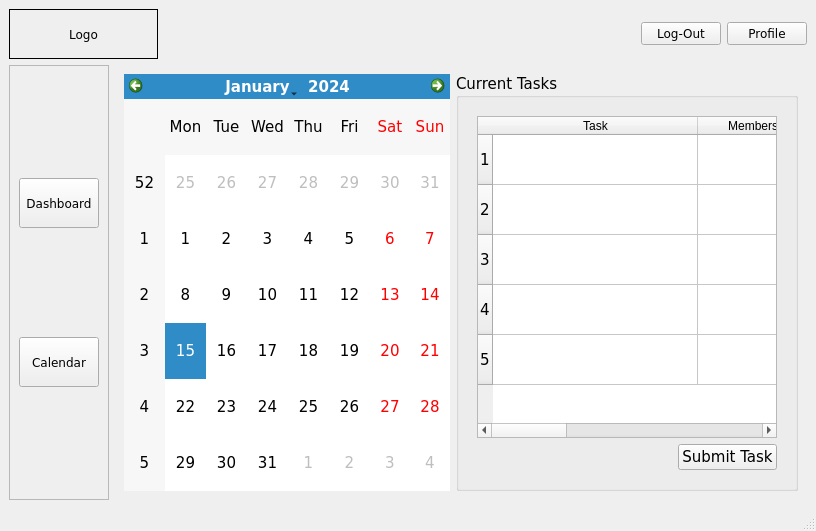
First picture: the form in CLOCKWORK_SEMESTER/dashboard_employee_updated.ui, repository AmielJohnPadasay/ClockWork, before the edit.
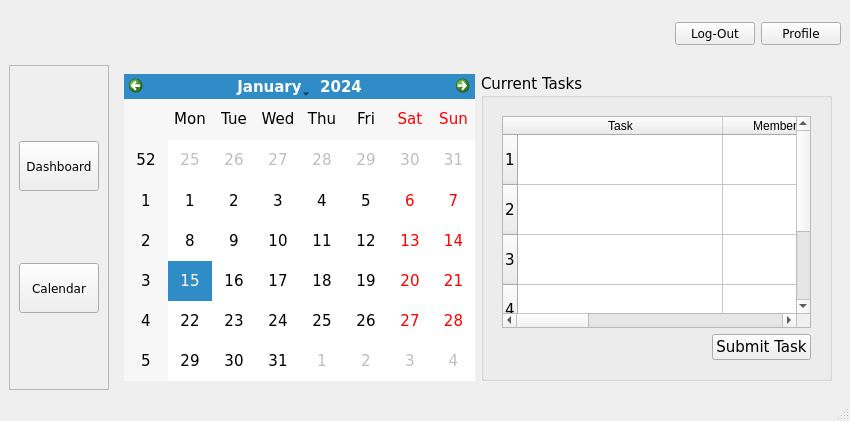
Second picture: the form after the edit. Icons and pictures are not drawn.

Diff of the .ui file:
```diff
--- a/CLOCKWORK_SEMESTER/dashboard_employee_updated.ui
+++ b/CLOCKWORK_SEMESTER/dashboard_employee_updated.ui
@@ -6,8 +6,8 @@
    <rect>
     <x>0</x>
     <y>0</y>
-    <width>804</width>
-    <height>531</height>
+    <width>850</width>
+    <height>421</height>
    </rect>
   </property>
   <property name="font">
@@ -27,15 +27,27 @@
      <widget class="QLabel" name="logo">
       <property name="minimumSize">
        <size>
-        <width>149</width>
+        <width>405</width>
+        <height>50</height>
+       </size>
+      </property>
+      <property name="maximumSize">
+       <size>
+        <width>405</width>
         <height>50</height>
        </size>
       </property>
       <property name="frameShape">
-       <enum>QFrame::Shape::Box</enum>
+       <enum>QFrame::Shape::NoFrame</enum>
       </property>
       <property name="text">
-       <string>Logo</string>
+       <string/>
+      </property>
+      <property name="pixmap">
+       <pixmap>resources/menu_logo.png</pixmap>
+      </property>
+      <property name="scaledContents">
+       <bool>false</bool>
       </property>
       <property name="alignment">
        <set>Qt::AlignmentFlag::AlignCenter</set>
@@ -80,9 +92,15 @@
     </item>
     <item row="1" column="0">
      <widget class="QFrame" name="btns_frame">
+      <property name="minimumSize">
+       <size>
+        <width>0</width>
+        <height>0</height>
+       </size>
+      </property>
       <property name="maximumSize">
        <size>
-        <width>16777215</width>
+        <width>100</width>
         <height>16777215</height>
        </size>
       </property>
```
Left out of the diff: 6 changed lines with no effect on the pictures.
